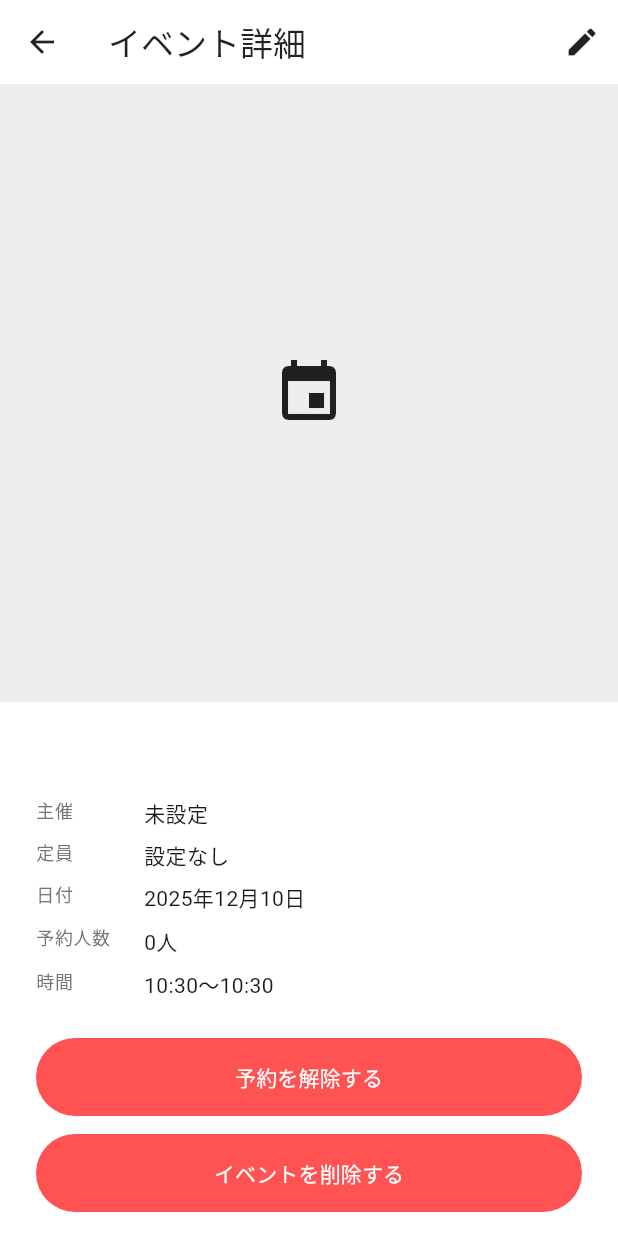
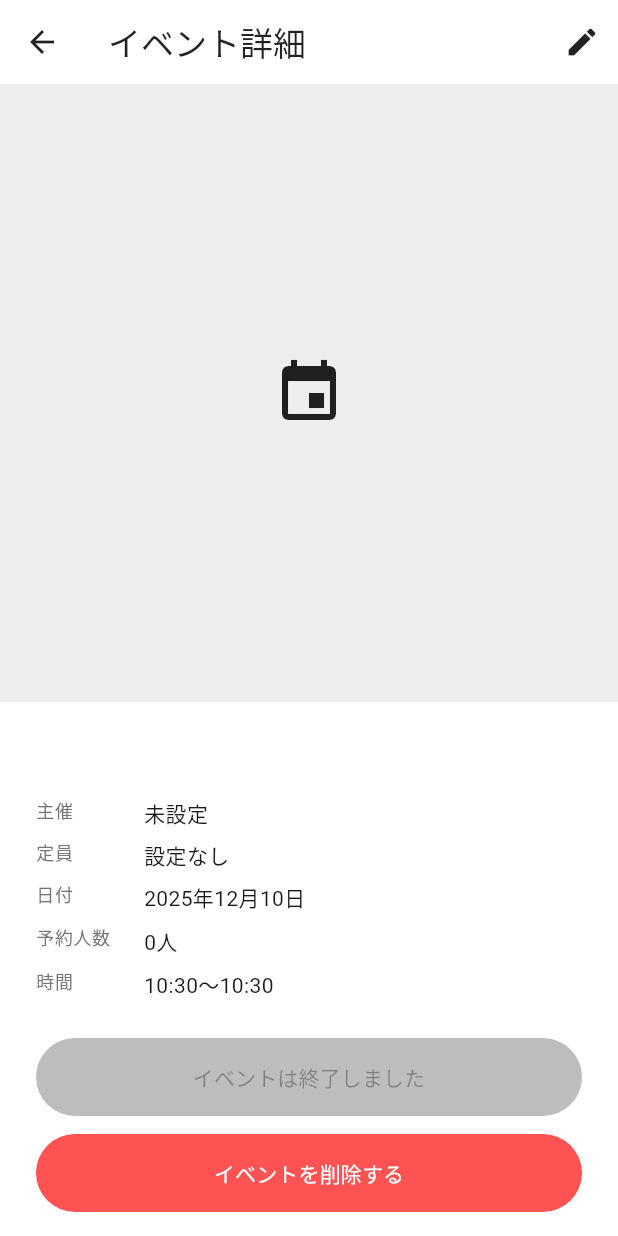
Before and after one commit to minimalistHiro/CocoshibaApp, a Flutter app: the EventDetailPage screen opened directly with empty values, on a phone screen of 412 x 824 dp. Run offline on Flutter 3.47's test engine with Material 3 defaults, Android fonts, the phone set to English and light mode, and no system bars; our stand-ins replace cloud_firestore, firebase_auth, firebase_core, firebase_storage, image_picker; missing offline and left inert: mobile_scanner; accounts and stored records are empty.

Commit message:
Handle closed days and ended events

```diff
--- a/lib/models/calendar_event.dart
+++ b/lib/models/calendar_event.dart
@@ -13,6 +13,7 @@ class CalendarEvent {
     required this.imageUrls,
     required this.colorValue,
     required this.capacity,
+    required this.isClosedDay,
   });
 
   final String id;
@@ -24,6 +25,7 @@ class CalendarEvent {
   final List<String> imageUrls;
   final int colorValue;
   final int capacity;
+  final bool isClosedDay;
 
   Color get color => Color(colorValue);
 
@@ -50,6 +52,7 @@ class CalendarEvent {
           const [],
       colorValue: (data['colorValue'] as int?) ?? Colors.blue.value,
       capacity: (data['capacity'] as int?) ?? 0,
+      isClosedDay: data['isClosedDay'] == true,
     );
   }
 
@@ -63,6 +66,7 @@ class CalendarEvent {
       'imageUrls': imageUrls,
       'colorValue': colorValue,
       'capacity': capacity,
+      'isClosedDay': isClosedDay,
     };
   }
 }
--- a/lib/screens/edit_event_page.dart
+++ b/lib/screens/edit_event_page.dart
@@ -217,6 +217,7 @@ class _EditEventPageState extends State<EditEventPage> {
         imageUrls: widget.event.imageUrls,
         colorValue: _colorPalette[_selectedColorIndex].value,
         capacity: _selectedCapacity,
+        isClosedDay: widget.event.isClosedDay,
       );
 
       if (!mounted) return;
--- a/lib/screens/event_detail_page.dart
+++ b/lib/screens/event_detail_page.dart
@@ -67,12 +67,20 @@ class _EventDetailPageState extends State<EventDetailPage> {
         final imageHeight = MediaQuery.of(context).size.width;
         final reservationCount = snapshot.data ?? 0;
         final isEventFull = _isEventFull(reservationCount);
+        final bool isEventEnded = DateTime.now().isAfter(event.endDateTime);
         final reservationCountLabel =
             snapshot.hasData ? '$reservationCount人' : '取得中...';
         final isReservationBusy =
             _isReservationLoading || _isReservationProcessing;
-        final bool isReservationButtonDisabled =
-            !_hasReservation && isEventFull;
+        final bool isReservationButtonDisabled = isEventEnded ||
+            (!_hasReservation && isEventFull);
+        final String reservationButtonLabel = isEventEnded
+            ? 'イベントは終了しました'
+            : _hasReservation
+                ? '予約を解除する'
+                : isEventFull
+                    ? '定員に達しました'
+                    : '予約する';
 
         return Scaffold(
           appBar: AppBar(
@@ -233,8 +241,8 @@ class _EventDetailPageState extends State<EventDetailPage> {
                               (isReservationButtonDisabled || isReservationBusy)
                                   ? null
                                   : _onReservationButtonPressed,
-                          child:
-                              isReservationBusy && !isReservationButtonDisabled
+                          child: isReservationBusy &&
+                                  !isReservationButtonDisabled
                               ? const SizedBox(
                                   width: 20,
                                   height: 20,
@@ -243,13 +251,7 @@ class _EventDetailPageState extends State<EventDetailPage> {
                                     strokeWidth: 2,
                                   ),
                                 )
-                                  : Text(
-                                      _hasReservation
-                                          ? '予約を解除する'
-                                          : isEventFull
-                                              ? '定員に達しました'
-                                              : '予約する',
-                                    ),
+                              : Text(reservationButtonLabel),
                         ),
                       ),
                       const SizedBox(height: 12),
```
Also changed, not shown: lib/screens/calendar_page.dart (+7 -1 lines). Lines whose indentation alone changed are shown as unchanged.
